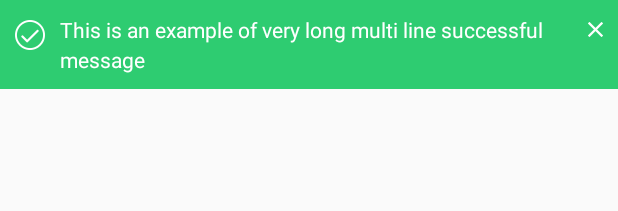
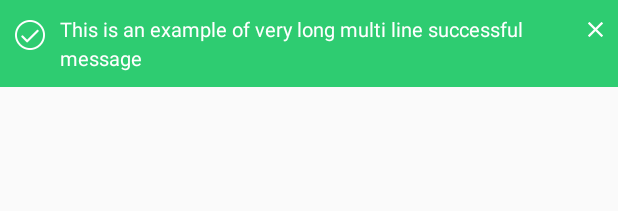
Before and after one commit to kaodim/android-design, an Android app: the layout kdl_notification_success.xml on its own in the app's theme, with its tools: preview values and no code run, on a phone screen of 412 x 824 dp. Shown: the top 211 px of the screen. Run offline under Robolectric (Android 15) with nearby library versions, the phone set to English and light mode, and no system bars.

Commit message:
Fixed notification layout font size

```diff
--- a/kaodimdesign/src/main/res/layout/kdl_notification_error.xml
+++ b/kaodimdesign/src/main/res/layout/kdl_notification_error.xml
@@ -49,7 +49,7 @@
                 android:layout_width="wrap_content"
                 android:layout_height="wrap_content"
                 android:gravity="top"
-                android:textSize="@dimen/size_14"
+                android:textSize="@dimen/size_13"
                 android:textColor="@color/porcelain"
                 android:text="This is an example of very long multi line message message"/>
 
--- a/kaodimdesign/src/main/res/layout/kdl_notification_success.xml
+++ b/kaodimdesign/src/main/res/layout/kdl_notification_success.xml
@@ -45,7 +45,7 @@
                 android:lineSpacingMultiplier="1.20"
                 android:layout_width="wrap_content"
                 android:layout_height="wrap_content"
-                android:textSize="@dimen/size_14"
+                android:textSize="@dimen/size_13"
                 android:textColor="@color/porcelain"
                 android:text="This is an example of very long multi line successful message"/>
 
```
